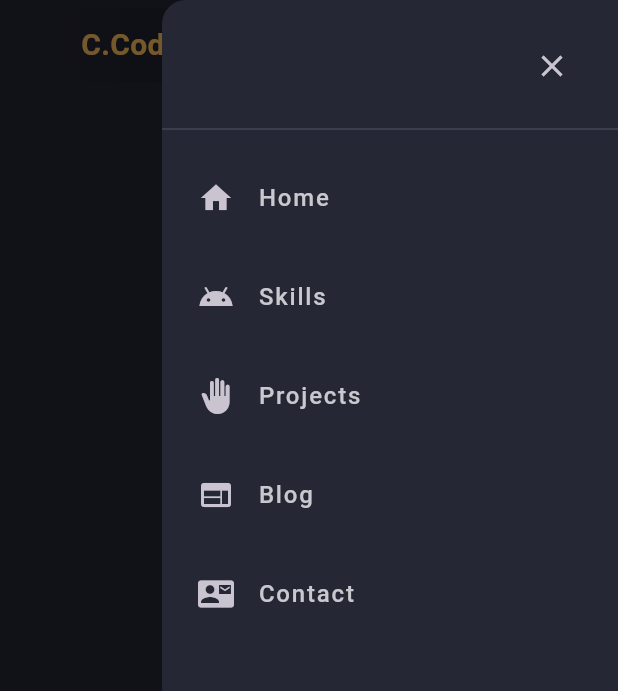
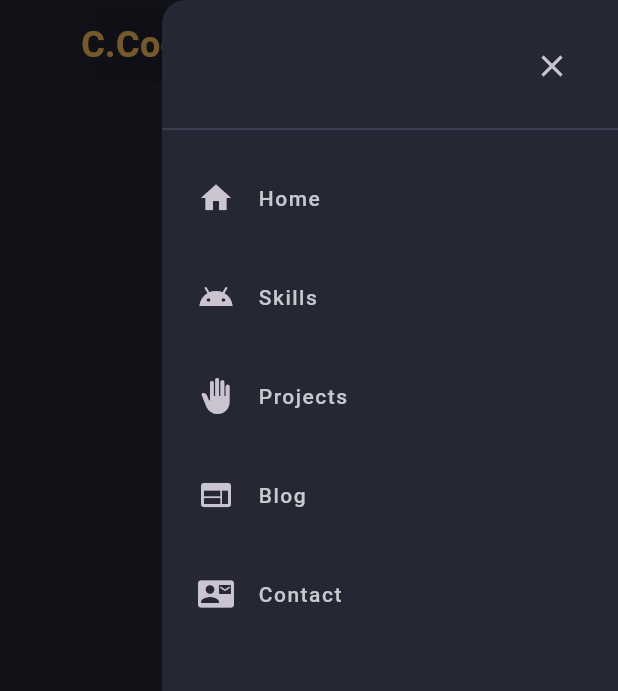
Before and after one commit to crazy-coder-018/my_portfolio_website, a Flutter app: the screen it shows after launch, with the side drawer open, on a phone screen of 412 x 824 dp. Shown: the top 691 px of the screen. Run offline on Flutter 3.47's test engine with Material 3 defaults, Android fonts, the phone set to English and light mode, and no system bars.

Commit message:
some changes

```diff
--- a/lib/pages/home_page.dart
+++ b/lib/pages/home_page.dart
@@ -1,7 +1,6 @@
 // ignore_for_file: sized_box_for_whitespace
 
 import 'package:flutter/material.dart';
-import 'package:flutter/rendering.dart';
 import 'package:my_portfolio_website/constants/colors.dart';
 import 'package:my_portfolio_website/widgets/drower_mobile.dart';
 import 'package:my_portfolio_website/widgets/header_desktop.dart';
--- a/lib/widgets/drower_mobile.dart
+++ b/lib/widgets/drower_mobile.dart
@@ -52,9 +52,9 @@ class DrowerMobile extends StatelessWidget {
                   title: Text(navTitles[i]),
                   titleTextStyle: TextStyle(
                     color: CustomColors.whiteSecondary,
-                    fontSize: 16,
+                    fontSize: 14,
                     fontWeight: FontWeight.w500,
-                    letterSpacing: 1.2,
+                    letterSpacing: 1,
                   ),
                 ),
               ),
--- a/lib/widgets/header_desktop.dart
+++ b/lib/widgets/header_desktop.dart
@@ -30,8 +30,9 @@ class HeaderDesktop extends StatelessWidget {
                   navTitles[i],
                   style: TextStyle(
                     color: CustomColors.whitePrimary,
-                    fontSize: 16,
+                    fontSize: 14,
                     fontWeight: FontWeight.w500,
+                    letterSpacing: 1,
                   ),
                 ),
               ),
--- a/lib/widgets/site_logo.dart
+++ b/lib/widgets/site_logo.dart
@@ -14,8 +14,8 @@ class SiteLogo extends StatelessWidget {
         'C.Coder',
         style: TextStyle(
           color: CustomColors.yellowSecondary,
-          fontSize: 20,
-          fontWeight: FontWeight.w600,
+          fontSize: 24,
+          fontWeight: FontWeight.bold,
         ),
       ),
     );
```
